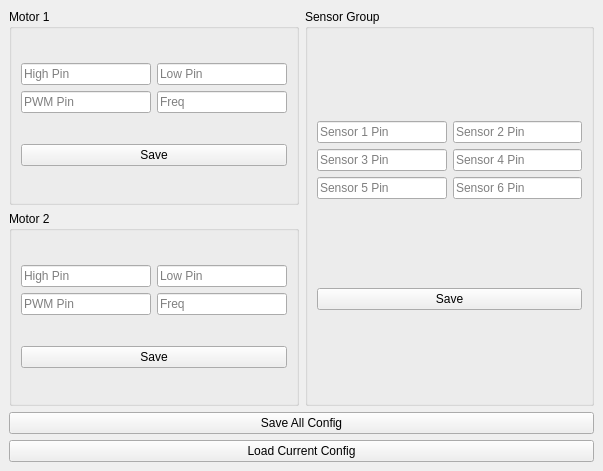
This is res/ControlPanel.ui in ankworld/Rpi_Therapy as Qt 5 draws it before an edit. The edited form follows.
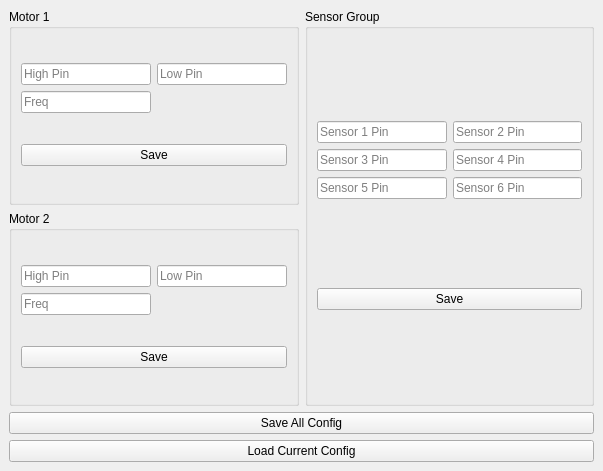
This is the edited form.

```diff
--- a/res/ControlPanel.ui
+++ b/res/ControlPanel.ui
@@ -30,13 +30,20 @@
       <layout class="QVBoxLayout" name="verticalLayout">
        <item>
         <layout class="QGridLayout" name="gridLayout_2">
-         <item row="1" column="1">
+         <item row="1" column="0">
           <widget class="QLineEdit" name="freqPinM1">
            <property name="placeholderText">
             <string>Freq</string>
            </property>
           </widget>
          </item>
+         <item row="0" column="1">
+          <widget class="QLineEdit" name="lowPinM1">
+           <property name="placeholderText">
+            <string>Low Pin</string>
+           </property>
+          </widget>
+         </item>
          <item row="0" column="0">
           <widget class="QLineEdit" name="highPinM1">
            <property name="inputMask">
@@ -47,20 +54,6 @@
            </property>
           </widget>
          </item>
-         <item row="0" column="1">
-          <widget class="QLineEdit" name="lowPinM1">
-           <property name="placeholderText">
-            <string>Low Pin</string>
-           </property>
-          </widget>
-         </item>
-         <item row="1" column="0">
-          <widget class="QLineEdit" name="pwmPinM1">
-           <property name="placeholderText">
-            <string>PWM Pin</string>
-           </property>
-          </widget>
-         </item>
         </layout>
        </item>
        <item>
@@ -103,13 +96,6 @@
           </widget>
          </item>
          <item row="1" column="0">
-          <widget class="QLineEdit" name="pwmPinM2">
-           <property name="placeholderText">
-            <string>PWM Pin</string>
-           </property>
-          </widget>
-         </item>
-         <item row="1" column="1">
           <widget class="QLineEdit" name="freqPinM2">
            <property name="placeholderText">
             <string>Freq</string>
```
Left out of the diff: 4 changed lines with no effect on the pictures.
